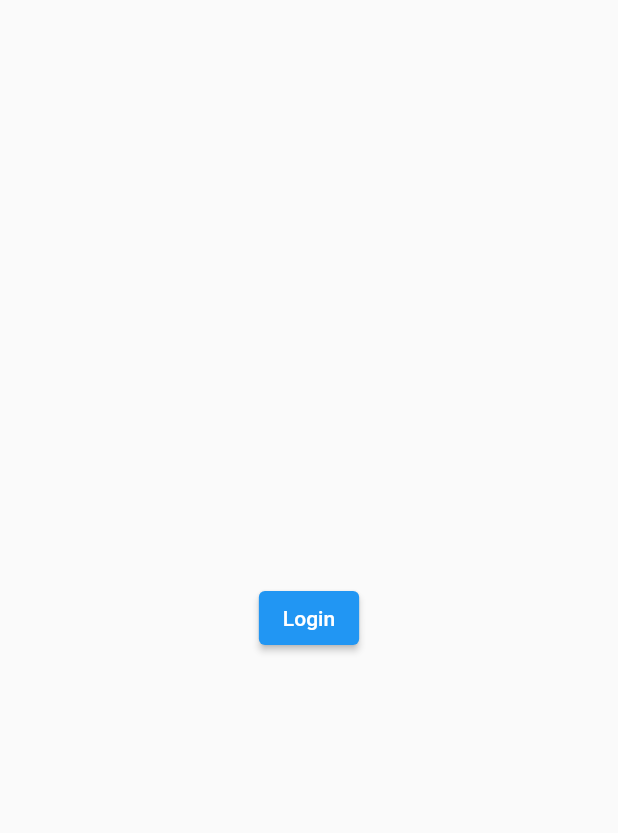
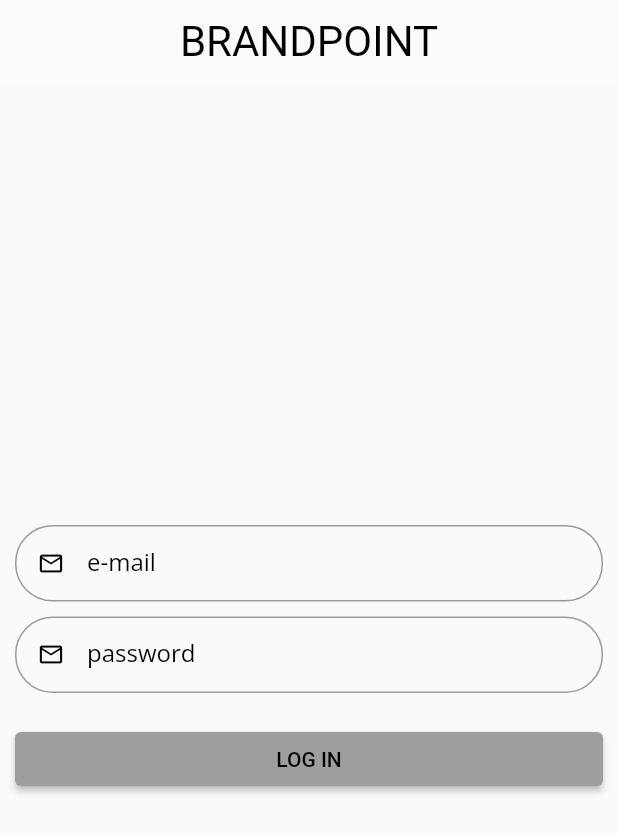
Before and after one commit to Yaroslv2/BreakPoint, a Flutter app: the screen it shows after launch, on a phone screen of 412 x 824 dp. Shown: the top 833 px of the screen. Run offline on Flutter 3.47's test engine with Material 2 defaults, Android fonts, the phone set to English and light mode, and no system bars; our stand-ins replace bloc, dio, equatable, flutter_bloc, google_fonts, shared_preferences.

Commit message:
add login page

```diff
--- a/lib/main.dart
+++ b/lib/main.dart
@@ -5,7 +5,6 @@ import 'package:brandpoint/application/auth/bloc/auth_bloc.dart';
 import 'package:brandpoint/application/auth/services/authefication_service.dart';
 import 'package:brandpoint/presentation/bottom_navigation.dart';
 import 'package:brandpoint/presentation/screens/login/login_page.dart';
-import 'package:shared_preferences/shared_preferences.dart';
 
 void main() => runApp(const MyApp());
 
@@ -15,7 +14,9 @@ class MyApp extends StatelessWidget {
   @override
   Widget build(BuildContext context) {
     return MaterialApp(
-        theme: ThemeData(primaryColor: Colors.blue),
+        debugShowCheckedModeBanner: false,
+        theme:
+            ThemeData(primaryColor: Colors.black, primarySwatch: Colors.grey),
         home: RepositoryProvider(
           create: (context) => AutheficationService(),
           child: BlocProvider<AuthBloc>(
--- a/lib/presentation/design.dart
+++ b/lib/presentation/design.dart
@@ -1,5 +1,15 @@
 import 'package:google_fonts/google_fonts.dart';
 import 'package:flutter/material.dart';
 
+class LoginPageDesign {
+  final Logo = Text(
+    "BRANDPOINT",
+    style: GoogleFonts.alfaSlabOne(
+        color: Colors.black, fontWeight: FontWeight.w400, fontSize: 28),
+  );
+  final formFieldStyle =
+      GoogleFonts.openSans(color: Colors.black, fontWeight: FontWeight.w400);
+}
+
 final textStyleGray =
     GoogleFonts.openSans(color: Colors.grey, fontWeight: FontWeight.w400);
--- a/lib/presentation/screens/login/login_page.dart
+++ b/lib/presentation/screens/login/login_page.dart
@@ -1,4 +1,5 @@
 import 'package:brandpoint/application/auth/bloc/auth_bloc.dart';
+import 'package:brandpoint/presentation/design.dart';
 import 'package:flutter/material.dart';
 import 'package:flutter_bloc/flutter_bloc.dart';
 import 'package:provider/provider.dart';
@@ -9,14 +10,70 @@ class LoginPage extends StatelessWidget {
   @override
   Widget build(BuildContext context) {
     return Scaffold(
-      body: Center(
-        child: ElevatedButton(
-          child: Text("Login"),
-          onPressed: () {
-            BlocProvider.of<AuthBloc>(context)
-              ..add(UserLogIn(email: "Hello", password: "Reee"));
-          },
-        ),
+        appBar: AppBar(
+            elevation: 0,
+            centerTitle: true,
+            backgroundColor: Colors.white10,
+            title: LoginPageDesign().Logo),
+        body: const Padding(padding: EdgeInsets.all(10), child: _SignInForm()));
+  }
+}
+
+class _SignInForm extends StatefulWidget {
+  const _SignInForm({super.key});
+
+  @override
+  State<_SignInForm> createState() => __SignInFormState();
+}
+
+class __SignInFormState extends State<_SignInForm> {
+  final _emailController = TextEditingController();
+  final _passwordController = TextEditingController();
+  @override
+  Widget build(BuildContext context) {
+    return Form(
+      child: Column(
+        crossAxisAlignment: CrossAxisAlignment.stretch,
+        mainAxisAlignment: MainAxisAlignment.center,
+        children: [
+          TextFormField(
+            controller: _emailController,
+            decoration: InputDecoration(
+                label: Text("e-mail", style: LoginPageDesign().formFieldStyle),
+                isDense: true,
+                prefixIcon: const Icon(
+                  Icons.email_outlined,
+                  color: Colors.black,
+                ),
+                border: OutlineInputBorder(
+                    borderSide: const BorderSide(color: Colors.grey),
+                    borderRadius: BorderRadius.circular(25)),
+                focusedBorder: OutlineInputBorder(
+                    borderSide: const BorderSide(color: Colors.black),
+                    borderRadius: BorderRadius.circular(25))),
+          ),
+          const Padding(padding: EdgeInsets.symmetric(vertical: 5)),
+          TextFormField(
+            obscureText: true,
+            controller: _passwordController,
+            decoration: InputDecoration(
+                label:
+                    Text("password", style: LoginPageDesign().formFieldStyle),
+                isDense: true,
+                prefixIcon: const Icon(
+                  Icons.email_outlined,
+                  color: Colors.black,
+                ),
+                border: OutlineInputBorder(
+                    borderSide: const BorderSide(color: Colors.grey),
+                    borderRadius: BorderRadius.circular(25)),
+                focusedBorder: OutlineInputBorder(
+                    borderSide: const BorderSide(color: Colors.black),
+                    borderRadius: BorderRadius.circular(25))),
+          ),
+          Padding(padding: EdgeInsets.symmetric(vertical: 10)),
+          ElevatedButton(onPressed: () {}, child: Text("LOG IN"))
+        ],
       ),
     );
   }
```
